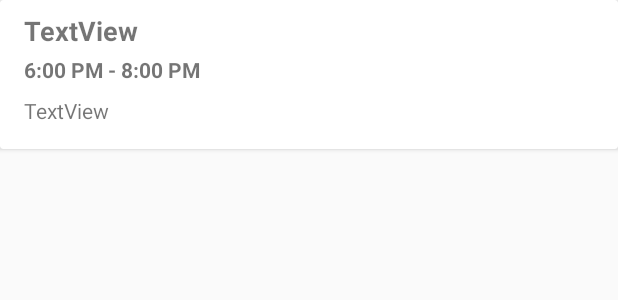
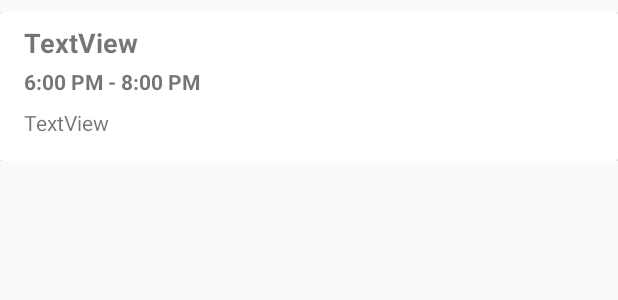
Before and after one commit to vnguyen70/GTInteractive, an Android app: the layout dining_card.xml on its own in the app's theme, with its tools: preview values and no code run, on a phone screen of 412 x 824 dp. Shown: the top 300 px of the screen. Run offline under Robolectric (Android 15) with nearby library versions, the phone set to English and light mode, and no system bars; network calls fail.

Commit message:
Changed layout for event/dining cards

```diff
--- a/GTInteractive/app/src/main/res/layout/dining_card.xml
+++ b/GTInteractive/app/src/main/res/layout/dining_card.xml
@@ -3,7 +3,8 @@
     xmlns:app="http://schemas.android.com/apk/res-auto"
     xmlns:tools="http://schemas.android.com/tools"
     android:layout_width="match_parent"
-    android:layout_height="match_parent">
+    android:layout_height="wrap_content"
+    android:layout_marginTop="8dp">
 
     <android.support.v7.widget.CardView
         android:layout_width="match_parent"
--- a/GTInteractive/app/src/main/res/layout/event_card.xml
+++ b/GTInteractive/app/src/main/res/layout/event_card.xml
@@ -3,7 +3,8 @@
     xmlns:app="http://schemas.android.com/apk/res-auto"
     xmlns:tools="http://schemas.android.com/tools"
     android:layout_width="match_parent"
-    android:layout_height="match_parent">
+    android:layout_height="wrap_content"
+    android:layout_marginTop="8dp">
 
     <android.support.v7.widget.CardView
         android:layout_width="match_parent"
```
